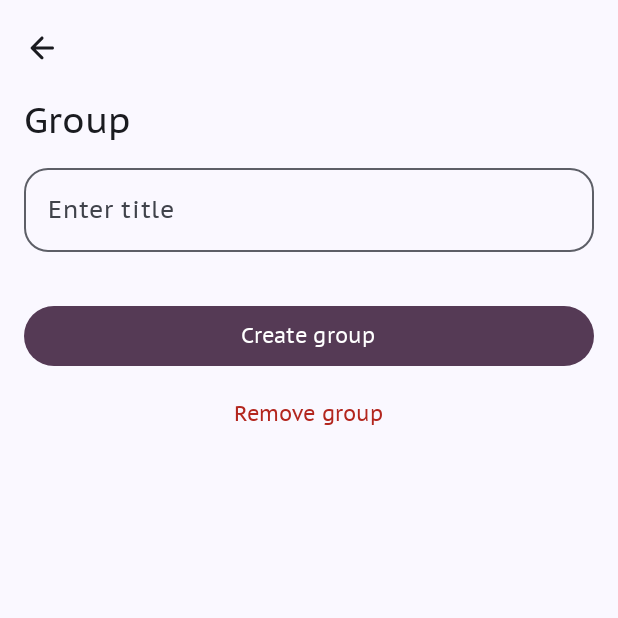
After one commit to sokchanbo/bookmrk-android, an Android app built with Jetpack Compose: the composable EditGroupScreen shown on its own in the app's theme, on a phone screen of 412 x 824 dp, the top half of it. The commit adds this screen. Run offline under Robolectric (Android 15) with nearby library versions, the phone set to English and light mode, and no system bars; 2 statements that could not run were skipped.

Commit message:
add edit group screen

```diff
--- a/app/build.gradle.kts
+++ b/app/build.gradle.kts
@@ -40,6 +40,7 @@ dependencies {
     implementation(project(":feature:addeditcollection"))
     implementation(project(":feature:addbookmark"))
     implementation(project(":feature:bookmarks"))
+    implementation(project(":feature:editgroup"))
 
     implementation(project(":core:designsystem"))
     implementation(project(":core:model"))
--- a/app/src/main/kotlin/com/cb/bookmrk/navigation/BookmrkNavHost.kt
+++ b/app/src/main/kotlin/com/cb/bookmrk/navigation/BookmrkNavHost.kt
@@ -8,6 +8,8 @@ import com.cb.bookmrk.core.addeditcollection.navigation.navigateToAddEditCollect
 import com.cb.bookmrk.feature.addbookmark.navigation.addBookmarkScreen
 import com.cb.bookmrk.feature.bookmarks.navigation.bookmarksScreen
 import com.cb.bookmrk.feature.bookmarks.navigation.navigateToBookmarks
+import com.cb.bookmrk.feature.editgroup.navigation.editGroupScreen
+import com.cb.bookmrk.feature.editgroup.navigation.navigateToEditGroup
 import com.cb.bookmrk.feature.home.navigation.homeNavigationRoute
 import com.cb.bookmrk.feature.home.navigation.homeScreen
 import com.cb.bookmrk.ui.BookmrkAppState
@@ -27,6 +29,7 @@ fun BookmrkNavHost(
     ) {
         homeScreen(
             onAddGroupClick = navController::navigateToAddEditCollection,
+            onEditClick = navController::navigateToEditGroup,
             onCollectionClick = { homeScreenClickType, collectionId ->
                 navController.navigateToBookmarks(
                     homeScreenClickType,
@@ -46,5 +49,8 @@ fun BookmrkNavHost(
             onNavigationClick = navController::popBackStack,
             onSetCollectionId = appState::setNavigationCollectionId
         )
+        editGroupScreen(
+            onNavigationClick = navController::popBackStack
+        )
     }
 }
--- a/core/ui/src/main/kotlin/com/cb/bookmrk/core/ui/Collection.kt
+++ b/core/ui/src/main/kotlin/com/cb/bookmrk/core/ui/Collection.kt
@@ -91,7 +91,8 @@ fun CollectionRow(
 @Composable
 fun GroupRow(
     group: Group,
-    onAddClick: (groupId: Long) -> Unit
+    onAddClick: (groupId: Long) -> Unit,
+    onEditClick: (groupId: Long) -> Unit
 ) {
     Surface(
         color = Color.Transparent,
@@ -114,7 +115,7 @@ fun GroupRow(
                     }
                 )
                 ClickableIcon(icon = Icons.Rounded.KeyboardArrowRight, onClick = {})
-                ClickableIcon(icon = Icons.Rounded.MoreHoriz, onClick = {})
+                ClickableIcon(icon = Icons.Rounded.MoreHoriz, onClick = { onEditClick(group.id) })
             }
             Divider()
         }
--- /dev/null
+++ b/feature/editgroup/src/main/AndroidManifest.xml
@@ -0,0 +1,4 @@
+<?xml version="1.0" encoding="utf-8"?>
+<manifest xmlns:android="http://schemas.android.com/apk/res/android">
+
+</manifest>
--- /dev/null
+++ b/feature/editgroup/src/main/kotlin/com/cb/bookmrk/feature/editgroup/EditGroupScreen.kt
@@ -0,0 +1,88 @@
+package com.cb.bookmrk.feature.editgroup
+
+import androidx.compose.foundation.layout.Arrangement
+import androidx.compose.foundation.layout.Column
+import androidx.compose.foundation.layout.Spacer
+import androidx.compose.foundation.layout.fillMaxSize
+import androidx.compose.foundation.layout.fillMaxWidth
+import androidx.compose.foundation.layout.padding
+import androidx.compose.material.icons.Icons
+import androidx.compose.material.icons.rounded.ArrowBack
+import androidx.compose.material3.ButtonDefaults
+import androidx.compose.material3.ExperimentalMaterial3Api
+import androidx.compose.material3.MaterialTheme
+import androidx.compose.material3.Text
+import androidx.compose.material3.TextButton
+import androidx.compose.runtime.Composable
+import androidx.compose.ui.Modifier
+import androidx.compose.ui.unit.dp
+import com.cb.bookmrk.core.designsystem.component.BookmrkButton
+import com.cb.bookmrk.core.designsystem.component.BookmrkOutlinedTextField
+import com.cb.bookmrk.core.designsystem.component.BookmrkTopAppBar
+
+@Composable
+internal fun EditGroupRoute(
+    modifier: Modifier = Modifier,
+    onNavigationClick: () -> Unit
+) {
+    EditGroupScreen(
+        modifier = modifier,
+        onNavigationClick = onNavigationClick
+    )
+}
+
+@OptIn(ExperimentalMaterial3Api::class)
+@Composable
+internal fun EditGroupScreen(
+    modifier: Modifier = Modifier,
+    onNavigationClick: () -> Unit
+) {
+    Column(
+        modifier = modifier.fillMaxSize()
+    ) {
+        BookmrkTopAppBar(
+            text = "Group",
+            navigationIcon = Icons.Rounded.ArrowBack,
+            onNavigationClick = onNavigationClick
+        )
+        Column(
+            modifier = Modifier.padding(horizontal = 16.dp),
+            verticalArrangement = Arrangement.spacedBy(16.dp),
+        ) {
+            BookmrkOutlinedTextField(
+                modifier = Modifier.fillMaxWidth(),
+                value = "",
+                onValueChange = {
+
+                },
+                placeholder = {
+                    Text(text = "Enter title")
+                }
+            )
+
+            Spacer(modifier = Modifier)
+
+            Column(verticalArrangement = Arrangement.spacedBy(4.dp)) {
+                BookmrkButton(
+                    modifier = Modifier.fillMaxWidth(),
+                    text = "Create group",
+                    onClick = { },
+                    colors = ButtonDefaults.buttonColors(
+                        containerColor = MaterialTheme.colorScheme.tertiary,
+                        contentColor = MaterialTheme.colorScheme.onTertiary,
+                    )
+                )
+
+                TextButton(
+                    modifier = Modifier.fillMaxWidth(),
+                    onClick = {},
+                    colors = ButtonDefaults.textButtonColors(
+                        contentColor = MaterialTheme.colorScheme.error
+                    )
+                ) {
+                    Text(text = "Remove group")
+                }
+            }
+        }
+    }
+}
--- a/feature/home/src/main/kotlin/com/cb/bookmrk/feature/home/HomeScreen.kt
+++ b/feature/home/src/main/kotlin/com/cb/bookmrk/feature/home/HomeScreen.kt
@@ -26,6 +26,7 @@ import com.cb.bookmrk.core.ui.R as uiR
 internal fun HomeRoute(
     modifier: Modifier = Modifier,
     onAddGroupClick: (groupId: Long) -> Unit,
+    onEditClick: (groupId: Long) -> Unit,
     onCollectionClick: (HomeScreenClickType, collectionId: Long?) -> Unit,
     viewModel: HomeViewModel = hiltViewModel()
 ) {
@@ -35,6 +36,7 @@ internal fun HomeRoute(
         modifier = modifier,
         groups = groups,
         onAddGroupClick = onAddGroupClick,
+        onEditClick = onEditClick,
         onCollectionClick = onCollectionClick
     )
 }
@@ -45,6 +47,7 @@ internal fun HomeScreen(
     modifier: Modifier = Modifier,
     groups: List<Group>,
     onAddGroupClick: (groupId: Long) -> Unit,
+    onEditClick: (groupId: Long) -> Unit,
     onCollectionClick: (HomeScreenClickType, collectionId: Long?) -> Unit
 ) {
     /*val isExpandedMap = remember(groups) {
@@ -76,7 +79,8 @@ internal fun HomeScreen(
                 item {
                     GroupRow(
                         group = groups[i],
-                        onAddClick = onAddGroupClick
+                        onAddClick = onAddGroupClick,
+                        onEditClick = onEditClick
                     )
                 }
 
--- a/feature/home/src/main/kotlin/com/cb/bookmrk/feature/home/navigation/HomeNavigationRoute.kt
+++ b/feature/home/src/main/kotlin/com/cb/bookmrk/feature/home/navigation/HomeNavigationRoute.kt
@@ -15,11 +15,13 @@ fun NavController.navigateToHome(navOptions: NavOptions? = null) {
 
 fun NavGraphBuilder.homeScreen(
     onAddGroupClick: (groupId: Long) -> Unit,
+    onEditClick: (groupId: Long) -> Unit,
     onCollectionClick: (HomeScreenClickType, collectionId: Long?) -> Unit
 ) {
     composable(homeNavigationRoute) {
         HomeRoute(
             onAddGroupClick = onAddGroupClick,
+            onEditClick = onEditClick,
             onCollectionClick = onCollectionClick
         )
     }
--- a/settings.gradle.kts
+++ b/settings.gradle.kts
@@ -1,4 +1,7 @@
 @file:Suppress("UnstableApiUsage")
+
+include(":feature:editgroup")
+
 
 pluginManagement {
     includeBuild("build-logic")
```
Also changed, not shown: feature/editgroup/build.gradle.kts (added, +11 -0 lines), feature/editgroup/src/main/kotlin/com/cb/bookmrk/feature/editgroup/EditGroupViewModel.kt (added, +13 -0 lines), feature/editgroup/src/main/kotlin/com/cb/bookmrk/feature/editgroup/navigation/EditGroupNavigationRoute.kt (added, +33 -0 lines), 5 other files.
